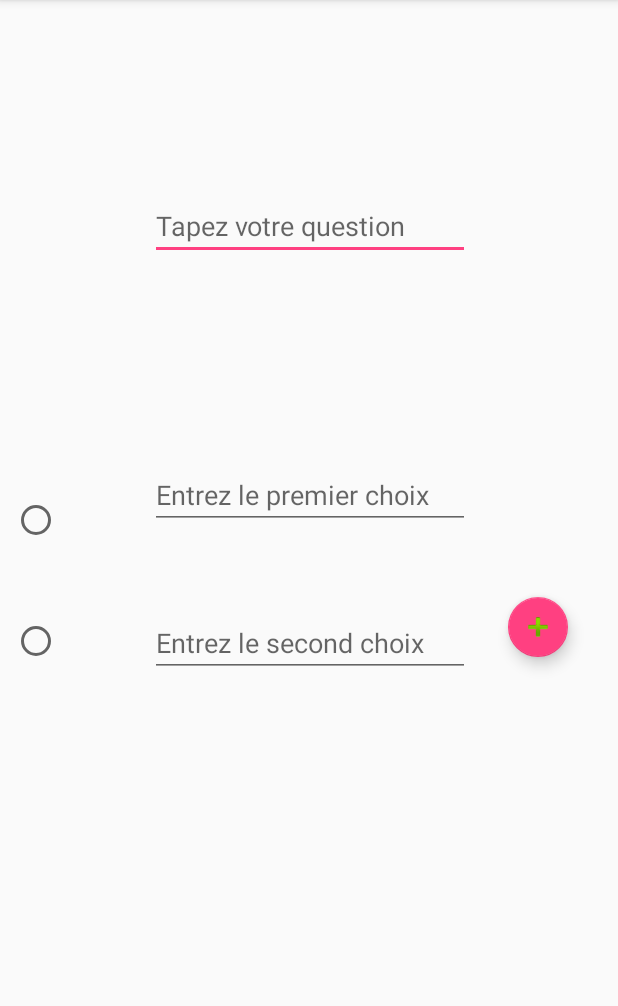
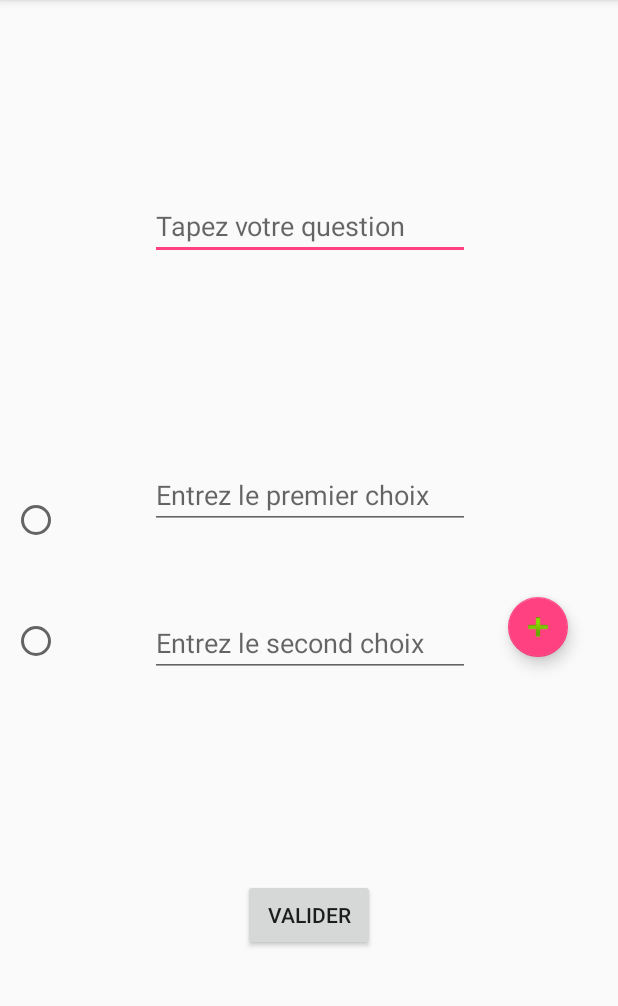
Before and after one commit to Rikcore/Wild-Tech-Quizz-by-Bug-Busterz-Corp, an Android app: the CreateQuizActivity screen opened directly, with no data from a screen before it, after a tap on an icon or button, on a phone screen of 412 x 824 dp, the part 84-1090 px from its top. Run offline under Robolectric (Android 15) with nearby library versions, the light colour scheme and no system bars; our stand-ins replace Firebase (no records; nobody signed in at launch, a user with empty details on screens opened directly).

Commit message:
added quiz creation feature

```diff
--- a/app/src/main/java/bugbusterzcorp/wildtechquizz/CreateQuizActivity.java
+++ b/app/src/main/java/bugbusterzcorp/wildtechquizz/CreateQuizActivity.java
@@ -5,25 +5,36 @@ import android.support.design.widget.FloatingActionButton;
 import android.support.v7.app.AppCompatActivity;
 import android.os.Bundle;
 import android.view.View;
+import android.widget.Button;
 import android.widget.EditText;
 import android.widget.RadioButton;
 import android.widget.Toast;
 
 import org.w3c.dom.Text;
 
+import java.util.ArrayList;
+
+import com.google.firebase.database.DatabaseReference;
+import com.google.firebase.database.FirebaseDatabase;
+
+
+
 
 public class CreateQuizActivity extends AppCompatActivity {
+
+
 
 
 
     String mCorrectAnswer;
     RadioButton radioButtonFirstChoice;
     RadioButton radioButtonSecondChoice;
-    FloatingActionButton floatingActionButtonAddQuestion;
+    //FloatingActionButton floatingActionButtonAddQuestion;
     String mQuestion;
     String mChoiceA;
     String mChoiceB;
-
+    Button validate;
+    ArrayList questionList;
 
 
     @Override
@@ -38,30 +49,83 @@ public class CreateQuizActivity extends AppCompatActivity {
         RadioButton radioButtonFirstChoice = (RadioButton) findViewById(R.id.radioButtonFirstChoice);
         RadioButton radioButtonSecondChoice = (RadioButton) findViewById(R.id.radioButtonSecondChoice);
         FloatingActionButton floatingActionButtonAddQuestion = (FloatingActionButton) findViewById(R.id.floatingActionButtonAddQuestion);
-
+        Button validate =  (Button) findViewById(R.id.validate);
+        final ArrayList<QuestionClass> questionList = new ArrayList<>();
 
         mQuestion = editTextQuestion.getText().toString();
         mChoiceA = editTextFirstChoice.getText().toString();
         mChoiceB = editTextSecondChoice.getText().toString();
 
 
+     validate.setOnClickListener(new View.OnClickListener() {
+         @Override
+         public void onClick(View v) {
+
+             QuizClass newQuiz = new QuizClass(questionList);
+             FirebaseDatabase database = FirebaseDatabase.getInstance();
+             DatabaseReference ref = database.getReference("Quizz");
+             ref.push().setValue(newQuiz);
+
+
+         }
+     });
+
+      floatingActionButtonAddQuestion.setOnClickListener(new View.OnClickListener() {
+          @Override
+          public void onClick(View v) {
+              /*Toast toastSuccess = Toast.makeText(context, textSuccess, durationSuccess);
+
+              CharSequence textFail = "Veuillez remplir tous les champs et cocher la bonne réponse";
+              int durationFail = Toast.LENGTH_SHORT;
+
+
+              Toast toastFail = Toast.makeText(context, textFail, durationFail); */
+
+              EditText editTextQuestion = (EditText) findViewById(R.id.editTextQuestion);
+              EditText editTextFirstChoice = (EditText) findViewById(R.id.editTextFirstChoice);
+              EditText editTextSecondChoice = (EditText) findViewById(R.id.editTextSecondChoice);
+              RadioButton radioButtonFirstChoice = (RadioButton) findViewById(R.id.radioButtonFirstChoice);
+              RadioButton radioButtonSecondChoice = (RadioButton) findViewById(R.id.radioButtonSecondChoice);
+
               if(radioButtonFirstChoice.isChecked()){
-            mCorrectAnswer = mChoiceA ;
+                  mCorrectAnswer = mChoiceA;
                   //radioButtonSecondChoice.setChecked(false);
 
               }
 
               else if(radioButtonSecondChoice.isChecked()){
-            mCorrectAnswer = mChoiceB ;
+                  mCorrectAnswer = mChoiceB;
                   //radioButtonFirstChoice.setChecked(false);
+              }
+
+              if(editTextQuestion.length() > 0 && editTextFirstChoice.length() > 0 && editTextSecondChoice.length() > 0 ) {
+
+                  mQuestion = editTextQuestion.getText().toString();
+                  mChoiceA = editTextFirstChoice.getText().toString();
+                  mChoiceB = editTextSecondChoice.getText().toString();
+
+                  QuestionClass newQuestion = new QuestionClass(mQuestion, mChoiceA, mChoiceB, mCorrectAnswer);
+
+                  questionList.add(newQuestion);
+                  //toastSuccess.show();
+                  editTextQuestion.setText("");
+                  editTextFirstChoice.setText("");
+                  editTextSecondChoice.setText("");
+
+             /* } else{
+                  toastFail.show();
+              } */
+          }
       }
 
 
 
 
+    });
+
     }
 
-    public void addQuestion(View view){
+   /* public void addQuestion(View view){
 
         Context context = getApplicationContext();
         CharSequence textSuccess = "Question enregistrée";
@@ -76,35 +140,43 @@ public class CreateQuizActivity extends AppCompatActivity {
 
         Toast toastFail = Toast.makeText(context, textFail, durationFail);
 
-
-
-
-
         EditText editTextQuestion = (EditText) findViewById(R.id.editTextQuestion);
         EditText editTextFirstChoice = (EditText) findViewById(R.id.editTextFirstChoice);
         EditText editTextSecondChoice = (EditText) findViewById(R.id.editTextSecondChoice);
+        RadioButton radioButtonFirstChoice = (RadioButton) findViewById(R.id.radioButtonFirstChoice);
+        RadioButton radioButtonSecondChoice = (RadioButton) findViewById(R.id.radioButtonSecondChoice);
+
+        if(radioButtonFirstChoice.isChecked()){
+            mCorrectAnswer = mChoiceA;
+            //radioButtonSecondChoice.setChecked(false);
+
+        }
+
+        else if(radioButtonSecondChoice.isChecked()){
+            mCorrectAnswer = mChoiceB;
+            //radioButtonFirstChoice.setChecked(false);
+        }
+
+        if(editTextQuestion.length() > 0 && editTextFirstChoice.length() > 0 && editTextSecondChoice.length() > 0 ) {
 
             mQuestion = editTextQuestion.getText().toString();
             mChoiceA = editTextFirstChoice.getText().toString();
             mChoiceB = editTextSecondChoice.getText().toString();
 
-        if(editTextQuestion.length() > 0 && editTextFirstChoice.length() > 0 && editTextSecondChoice.length() > 0 ) {
+            QuestionClass newQuestion = new QuestionClass(mQuestion, mChoiceA, mChoiceB, mCorrectAnswer);
 
-
-
+            questionList.add(newQuestion);
             toastSuccess.show();
             editTextQuestion.setText("");
             editTextFirstChoice.setText("");
             editTextSecondChoice.setText("");
-
-            QuestionClass newQuestion = new QuestionClass(mQuestion, mChoiceA, mChoiceB, mCorrectAnswer);
 
         } else{
             toastFail.show();
         }
 
 
-    }
+    }*/
 
 
 }
--- a/app/src/main/res/layout/activity_create_quiz.xml
+++ b/app/src/main/res/layout/activity_create_quiz.xml
@@ -65,7 +65,7 @@
         android:layout_width="wrap_content"
         android:layout_height="wrap_content"
         android:clickable="true"
-        android:onClick="addQuestion"
+
         app:fabSize="mini"
         app:srcCompat="@android:drawable/ic_input_add"
         android:layout_marginRight="8dp"
@@ -103,5 +103,20 @@
             tools:layout_editor_absoluteX="29dp" />
     </RadioGroup>
 
+    <Button
+        android:id="@+id/validate"
+        android:layout_width="wrap_content"
+        android:layout_height="wrap_content"
+        android:text="Valider"
+        android:onClick="createQuiz"
+        android:layout_marginLeft="8dp"
+        app:layout_constraintLeft_toLeftOf="parent"
+        android:layout_marginRight="8dp"
+        app:layout_constraintRight_toRightOf="parent"
+        android:layout_marginTop="8dp"
+        app:layout_constraintTop_toBottomOf="@+id/editTextSecondChoice"
+        app:layout_constraintBottom_toBottomOf="parent"
+        android:layout_marginBottom="8dp" />
+
 
 </android.support.constraint.ConstraintLayout>
```
Also changed, not shown: app/build.gradle (+7 -6 lines), app/src/main/java/bugbusterzcorp/wildtechquizz/QuestionClass.java (+22 -4 lines), app/src/main/java/bugbusterzcorp/wildtechquizz/QuizClass.java (+25 -3 lines), app/src/main/res/layout/activity_profile.xml (+5 -2 lines), 1 other file. Lines whose indentation alone changed are shown as unchanged.
